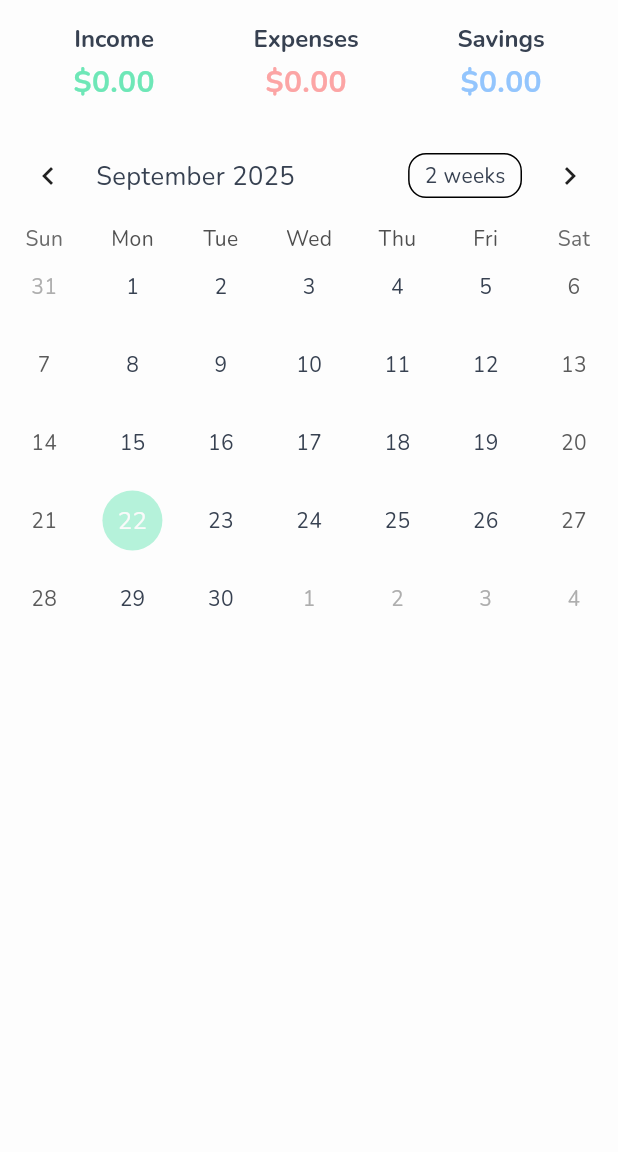
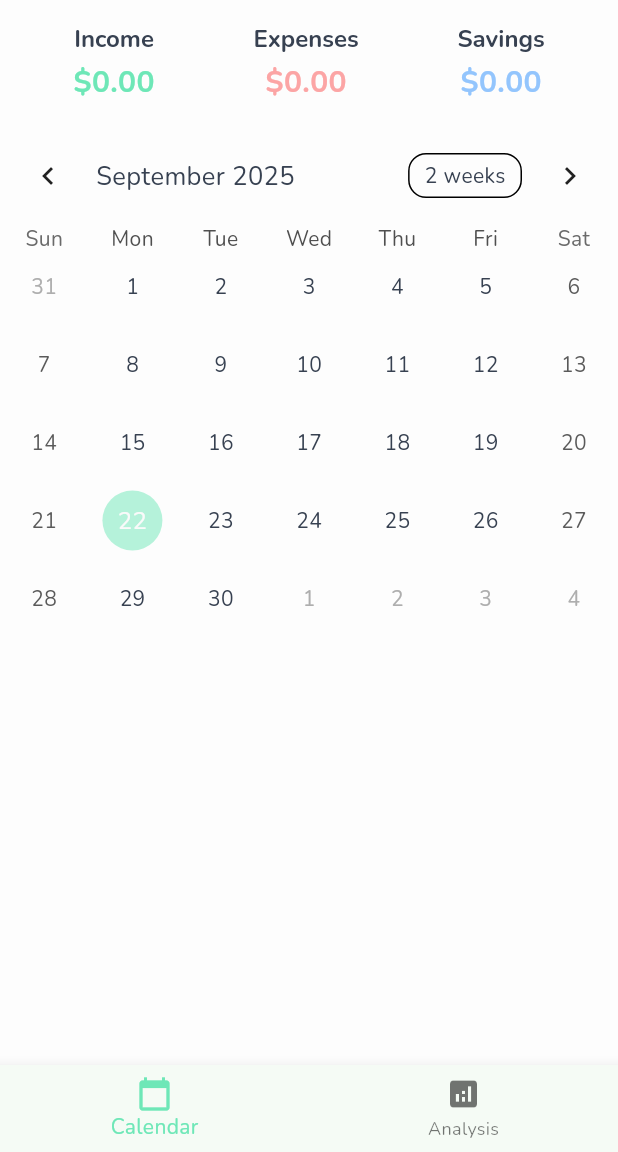
Before and after one commit to Vivek-Jadhav27/myapp, a Flutter app: the screen it shows once a user with an empty profile is signed in, on a phone screen of 412 x 824 dp, the part 84-1236 px from its top. Run offline on Flutter 3.47's test engine with Material 3 defaults, Android fonts, the phone set to English and light mode, and no system bars; drawn by our look-alikes of table_calendar; our stand-ins replace cloud_firestore, firebase_auth, firebase_core, fl_chart, google_fonts; missing offline and left inert: firebase_app_check; accounts and stored records are empty.

Commit message:
Analysis Added

```diff
--- a/lib/screens/home/home.dart
+++ b/lib/screens/home/home.dart
@@ -1,12 +1,24 @@
 
 import 'package:flutter/material.dart';
 import 'package:myapp/main.dart';
+import 'package:myapp/screens/analysis/analysis_screen.dart';
 import 'package:myapp/screens/calendar/calendar_screen.dart';
 import 'package:myapp/services/auth_service.dart';
 import 'package:provider/provider.dart';
 
-class Home extends StatelessWidget {
+class Home extends StatefulWidget {
   const Home({super.key});
+
+  @override
+  State<Home> createState() => _HomeState();
+}
+
+class _HomeState extends State<Home> {
+  int _currentIndex = 0;
+  final List<Widget> _screens = [
+    const CalendarScreen(),
+    const AnalysisScreen(),
+  ];
 
   @override
   Widget build(BuildContext context) {
@@ -15,7 +27,7 @@ class Home extends StatelessWidget {
 
     return Scaffold(
       appBar: AppBar(
-        title: const Text('Finance Tracker'),
+        title: Text(_currentIndex == 0 ? 'Finance Tracker' : 'Spending Analysis'),
         actions: <Widget>[
           IconButton(
             icon: Icon(themeProvider.themeMode == ThemeMode.dark ? Icons.light_mode : Icons.dark_mode),
@@ -31,7 +43,25 @@ class Home extends StatelessWidget {
           ),
         ],
       ),
-      body: const CalendarScreen(),
+      body: _screens[_currentIndex],
+      bottomNavigationBar: BottomNavigationBar(
+        currentIndex: _currentIndex,
+        onTap: (index) {
+          setState(() {
+            _currentIndex = index;
+          });
+        },
+        items: const [
+          BottomNavigationBarItem(
+            icon: Icon(Icons.calendar_today),
+            label: 'Calendar',
+          ),
+          BottomNavigationBarItem(
+            icon: Icon(Icons.analytics),
+            label: 'Analysis',
+          ),
+        ],
+      ),
     );
   }
 }
--- a/lib/services/auth_service.dart
+++ b/lib/services/auth_service.dart
@@ -56,6 +56,7 @@ class AuthService {
       return _userFromFirebaseUser(user);
     } on FirebaseAuthException catch (e) {
         // Re-throw the exception to be handled by the calling function in AuthProvider
+
         rethrow;
     }
   }
--- a/pubspec.yaml
+++ b/pubspec.yaml
@@ -41,6 +41,7 @@ dependencies:
   google_fonts: ^6.3.1
   firebase_app_check: ^0.4.0+1
   table_calendar: ^3.2.0
+  fl_chart: ^1.1.1
 
 dev_dependencies:
   flutter_test:
```
Also changed, not shown: lib/screens/analysis/analysis_screen.dart (added, +164 -0 lines), pubspec.lock.
